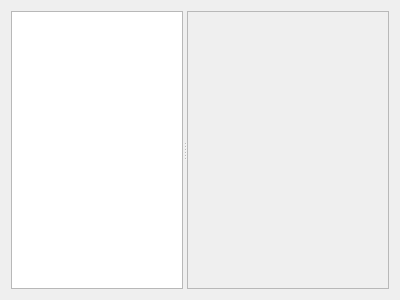
TyberiusPrime/hgview, file hgqvlib/qt4/manifestviewer.ui: the form before one commit.
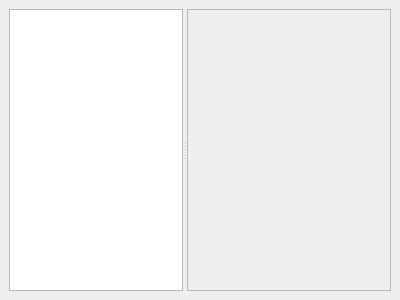
The form after the commit.

Commit message: Refactored dialogs to make them QMainWindow instead of QDialog (so the quickbars work with them)

```diff
--- a/hgqvlib/qt4/manifestviewer.ui
+++ b/hgqvlib/qt4/manifestviewer.ui
@@ -1,6 +1,6 @@
 <ui version="4.0" >
- <class>Dialog</class>
- <widget class="QDialog" name="Dialog" >
+ <class>MainWindow</class>
+ <widget class="QMainWindow" name="MainWindow" >
   <property name="geometry" >
    <rect>
     <x>0</x>
@@ -12,6 +12,15 @@
   <property name="windowTitle" >
    <string>Dialog</string>
   </property>
+  <widget class="QWidget" name="centralwidget" >
+   <property name="geometry" >
+    <rect>
+     <x>0</x>
+     <y>0</y>
+     <width>400</width>
+     <height>300</height>
+    </rect>
+   </property>
   <layout class="QVBoxLayout" name="verticalLayout" >
    <item>
     <widget class="QSplitter" name="splitter" >
@@ -43,6 +52,7 @@
     </widget>
    </item>
   </layout>
+  </widget>
   <action name="actionClose" >
    <property name="text" >
     <string>Close</string>
```
Left out of the diff: 19 changed lines with no effect on the pictures. Lines whose indentation alone changed are shown as unchanged. The commit also changes 5 other files.
